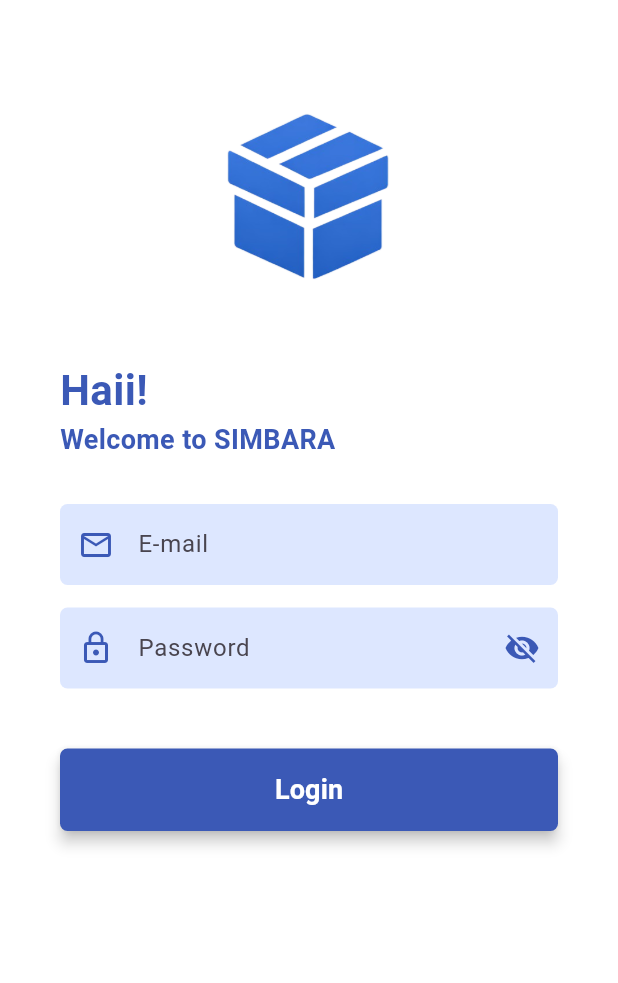
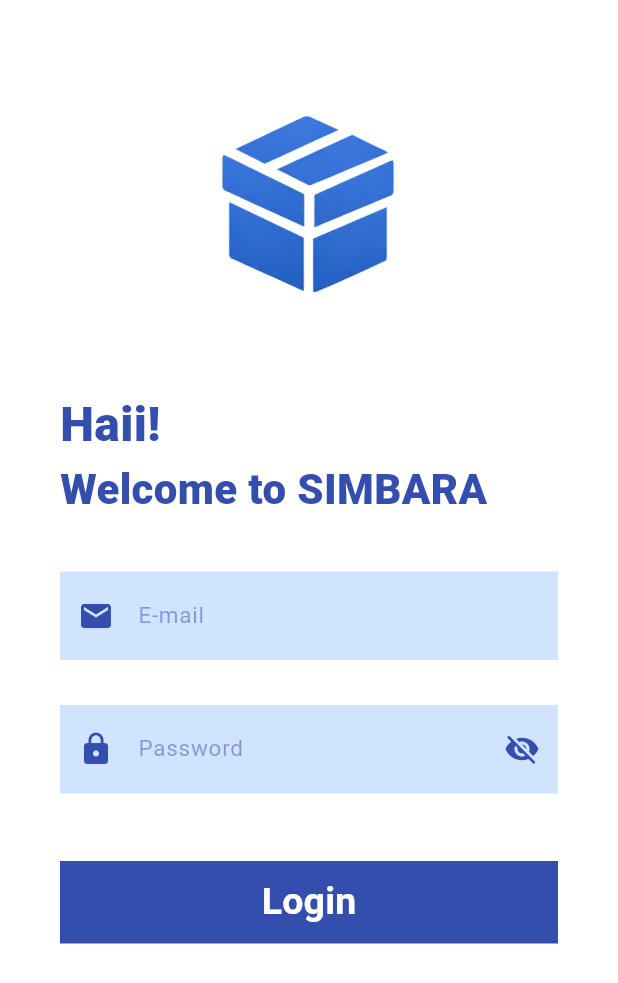
Before and after one commit to dwialenacitraarif26/aplikasi_peminjaman_alat, a Flutter app: the screen it shows after launch, on a phone screen of 412 x 824 dp. Shown: the top 983 px of the screen. Run offline on Flutter 3.47's test engine with Material 3 defaults, Android fonts, the phone set to English and light mode, and no system bars; our stand-ins replace supabase_flutter; accounts and stored records are empty.

Commit message:
update login dan splash

```diff
--- /dev/null
+++ b/lib/core/theme/app_colors.dart
@@ -0,0 +1,18 @@
+import 'package:flutter/material.dart';
+
+class AppColors {
+  // Warna Utama Aplikasi (SIMBARA)
+  static const Color darkblue = Color (0xFF091F5B);
+  static const Color primary = Color(0xFF344EAD);
+  static const Color inputBg = Color(0xFFD0E4FF);
+  static const Color white = Colors.white;
+  static const Color grey = Colors.grey;
+
+  // Warna Berdasarkan Role (Sesuai permintaanmu)
+  static const Color admin = Color(0xFFD32F2F);    // Merah
+  static const Color petugas = Color(0xFF1976D2);  // Biru
+  static const Color peminjam = Color(0xFF388E3C); // Hijau
+
+  // Warna Tambahan
+  static const Color error = Colors.redAccent;
+}
--- a/lib/main.dart
+++ b/lib/main.dart
@@ -25,7 +25,7 @@ class MyApp extends StatelessWidget {
       debugShowCheckedModeBanner: false,
       title: 'SIMBARA',
       // 3. Tentukan halaman awal aplikasi
-      home: const SplashScreen(),
+      home: SplashScreen(),
     );
   }
 }
--- a/lib/presentation/screens/auth/login_screen.dart
+++ b/lib/presentation/screens/auth/login_screen.dart
@@ -1,4 +1,5 @@
 import 'package:flutter/material.dart';
+import '../../../core/theme/app_colors.dart';
 import '../../../logic/auth_controller.dart';
 
 class LoginScreen extends StatefulWidget {
@@ -13,33 +14,90 @@ class _LoginScreenState extends State<LoginScreen> {
   final _passwordController = TextEditingController();
   final _authLogic = AuthController();
   bool _isObscure = true;
+  bool _isLoading = false;
 
+  // Fungsi untuk menangani proses login
   void _handleLogin() async {
-    final result = await _authLogic.signIn(_emailController.text, _passwordController.text);
+    // 1. Validasi input kosong
+    if (_emailController.text.isEmpty || _passwordController.text.isEmpty) {
+      _showSnackBar("Email dan Password tidak boleh kosong", isError: true);
+      return;
+    }
 
-    if (result!.startsWith('error:')) {
-      ScaffoldMessenger.of(context).showSnackBar(
-        SnackBar(content: Text(result.split(':')[1]), backgroundColor: Colors.red),
-      );
+    setState(() => _isLoading = true);
+
+    // 2. Memanggil logika AuthController (Mengambil Role dari Database)
+    final result = await _authLogic.signIn(
+      _emailController.text.trim(),
+      _passwordController.text.trim()
+    );
+
+    setState(() => _isLoading = false);
+
+    if (result == null) return;
+
+    if (result.startsWith('error:')) {
+      // Jika terjadi error dari Supabase
+      _showSnackBar(result.split(':')[1], isError: true);
     } else {
-      // Navigasi Berdasarkan Role
-      Widget destination;
-      if (result == 'admin') {
-        destination = const Scaffold(body: Center(child: Text('HALAMAN ADMIN', style: TextStyle(fontSize: 24))));
-      } else if (result == 'petugas') {
-        destination = const Scaffold(body: Center(child: Text('HALAMAN PETUGAS', style: TextStyle(fontSize: 24))));
-      } else {
-        destination = const Scaffold(body: Center(child: Text('HALAMAN PEMINJAM', style: TextStyle(fontSize: 24))));
-      }
+      // Jika sukses, result berisi nama role ('admin', 'petugas', atau 'peminjam')
+      _navigateToDashboard(result);
+    }
+  }
 
-      Navigator.pushReplacement(context, MaterialPageRoute(builder: (context) => destination));
-    }
+  // Fungsi navigasi berdasarkan role
+  void _navigateToDashboard(String role) {
+    Navigator.pushReplacement(
+      context,
+      MaterialPageRoute(
+        builder: (context) => Scaffold(
+          appBar: AppBar(
+            title: Text("SIMBARA - ${role.toUpperCase()}"),
+            backgroundColor: AppColors.primary,
+          ),
+          body: Center(
+            child: Column(
+              mainAxisAlignment: MainAxisAlignment.center,
+              children: [
+                Icon(
+                  role == 'admin' ? Icons.admin_panel_settings :
+                  role == 'petugas' ? Icons.engineering : Icons.person,
+                  size: 100,
+                  color: AppColors.primary,
+                ),
+                const SizedBox(height: 20),
+                Text(
+                  "Selamat Datang di Halaman $role",
+                  style: const TextStyle(fontSize: 20, fontWeight: FontWeight.bold),
+                ),
+                const SizedBox(height: 40),
+                ElevatedButton(
+                  onPressed: () => Navigator.pushReplacement(
+                    context, MaterialPageRoute(builder: (context) => const LoginScreen())),
+                  child: const Text("Logout"),
+                )
+              ],
+            ),
+          ),
+        ),
+      ),
+    );
+  }
+
+  void _showSnackBar(String message, {bool isError = false}) {
+    ScaffoldMessenger.of(context).showSnackBar(
+      SnackBar(
+        content: Text(message),
+        backgroundColor: isError ? Colors.red : Colors.green,
+        behavior: SnackBarBehavior.floating,
+      ),
+    );
   }
 
   @override
   Widget build(BuildContext context) {
     return Scaffold(
-      backgroundColor: Colors.white,
+      backgroundColor: AppColors.white,
       body: SafeArea(
         child: SingleChildScrollView(
           padding: const EdgeInsets.symmetric(horizontal: 40),
@@ -47,47 +105,79 @@ class _LoginScreenState extends State<LoginScreen> {
             crossAxisAlignment: CrossAxisAlignment.start,
             children: [
               const SizedBox(height: 60),
+
               // Logo Login
               Center(
-                child: Image.asset('assets/images/login.png', width: 140),
+                child: Image.asset(
+                  'assets/images/login.png',
+                  width: 150,
+                  fit: BoxFit.contain,
+                  errorBuilder: (context, error, stackTrace) =>
+                    const Icon(Icons.image, size: 50, color: AppColors.primary),
+                ),
               ),
-              const SizedBox(height: 40),
+
+              const SizedBox(height: 50),
               const Text(
                 'Haii!',
-                style: TextStyle(fontSize: 28, fontWeight: FontWeight.bold, color: Color(0xFF3B59B6)),
+                style: TextStyle(
+                  fontSize: 32,
+                  fontWeight: FontWeight.w900,
+                  color: AppColors.primary,
+                ),
               ),
               const Text(
                 'Welcome to SIMBARA',
-                style: TextStyle(fontSize: 18, fontWeight: FontWeight.w600, color: Color(0xFF3B59B6)),
+                style: TextStyle(
+                  fontSize: 28,
+                  fontWeight: FontWeight.w900,
+                  color: AppColors.primary,
+                ),
+              ),
+
+              const SizedBox(height: 35),
+
+              // Input E-mail
+              _buildInput(
+                hint: "E-mail",
+                icon: Icons.email,
+                controller: _emailController,
               ),
               const SizedBox(height: 30),
 
-              // Input E-mail
-              _buildInputLabel("E-mail", Icons.email_outlined, _emailController),
-              const SizedBox(height: 15),
-
               // Input Password
-              _buildInputLabel(
-                "Password",
-                Icons.lock_outline,
-                _passwordController,
-                isPass: true
+              _buildInput(
+                hint: "Password",
+                icon: Icons.lock,
+                controller: _passwordController,
+                isPass: true,
               ),
 
-              const SizedBox(height: 40),
+              const SizedBox(height: 45),
 
-              // Tombol Login (Biru Tua)
+              // Button Login
               SizedBox(
                 width: double.infinity,
                 height: 55,
                 child: ElevatedButton(
-                  onPressed: _handleLogin,
+                  onPressed: _isLoading ? null : _handleLogin,
                   style: ElevatedButton.styleFrom(
-                    backgroundColor: const Color(0xFF3B59B6),
-                    shape: RoundedRectangleBorder(borderRadius: BorderRadius.circular(5)),
-                    elevation: 4,
+                    backgroundColor: AppColors.primary,
+                    foregroundColor: AppColors.white,
+                    elevation: 0,
+                    shape: RoundedRectangleBorder(
+                      borderRadius: BorderRadius.circular(0), // Tidak ada radius
+                    ),
                   ),
-                  child: const Text('Login', style: TextStyle(color: Colors.white, fontSize: 18, fontWeight: FontWeight.bold)),
+                  child: _isLoading
+                    ? const CircularProgressIndicator(color: Colors.white)
+                    : const Text(
+                        'Login',
+                        style: TextStyle(
+                          fontSize: 25,
+                          fontWeight: FontWeight.bold,
+                        ),
+                      ),
                 ),
               ),
             ],
@@ -97,26 +187,35 @@ class _LoginScreenState extends State<LoginScreen> {
     );
   }
 
-  Widget _buildInputLabel(String hint, IconData icon, TextEditingController controller, {bool isPass = false}) {
+  Widget _buildInput({
+    required String hint,
+    required IconData icon,
+    required TextEditingController controller,
+    bool isPass = false,
+  }) {
     return Container(
-      decoration: BoxDecoration(
-        color: const Color(0xFFDDE7FF), // Warna Biru Muda sesuai gambar
-        borderRadius: BorderRadius.circular(5),
+      decoration: const BoxDecoration(
+        color: AppColors.inputBg, // Warna D0E4FF
       ),
       child: TextField(
         controller: controller,
         obscureText: isPass ? _isObscure : false,
+        style: const TextStyle(color: AppColors.darkblue, fontSize: 15),
         decoration: InputDecoration(
           hintText: hint,
-          prefixIcon: Icon(icon, color: const Color(0xFF3B59B6)),
+          hintStyle: TextStyle(color: AppColors.primary.withOpacity(0.5)),
+          prefixIcon: Icon(icon, color: AppColors.primary),
           suffixIcon: isPass
-            ? IconButton(
-                icon: Icon(_isObscure ? Icons.visibility_off : Icons.visibility, color: const Color(0xFF3B59B6)),
-                onPressed: () => setState(() => _isObscure = !_isObscure),
-              )
-            : null,
+              ? IconButton(
+                  icon: Icon(
+                    _isObscure ? Icons.visibility_off : Icons.visibility,
+                    color: AppColors.primary,
+                  ),
+                  onPressed: () => setState(() => _isObscure = !_isObscure),
+                )
+              : null,
           border: InputBorder.none,
-          contentPadding: const EdgeInsets.symmetric(vertical: 15),
+          contentPadding: const EdgeInsets.symmetric(vertical: 18),
         ),
       ),
     );
--- a/pubspec.yaml
+++ b/pubspec.yaml
@@ -61,8 +61,8 @@ flutter:
   uses-material-design: true
 
   assets:
-  - assets/images/splasscreen.png
-  - assets/images/login.png
+    - assets/images/splasscreen.png
+    - assets/images/login.png
 
   # To add assets to your application, add an assets section, like this:
   # assets:
```
Also changed, not shown: lib/logic/auth_controller.dart (+15 -8 lines), lib/presentation/screens/auth/splas_screen.dart (+31 -5 lines), assets/images/splasscreen.png.
